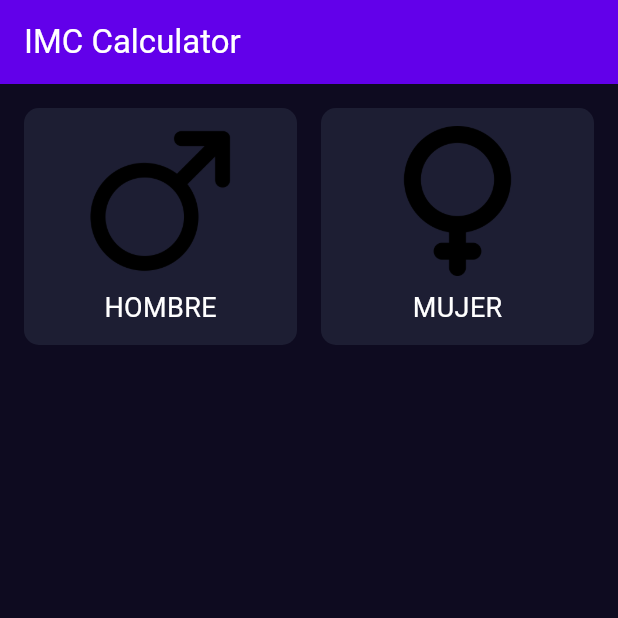
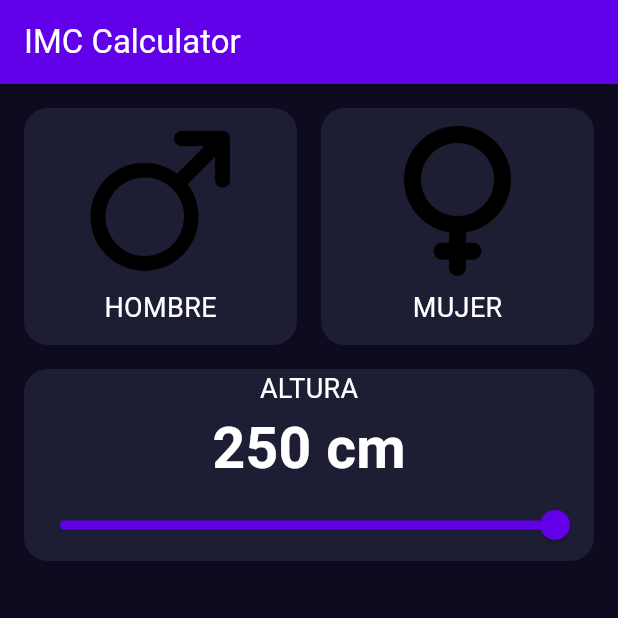
Before and after one commit to Pitcher755/imc_calculator, a Flutter app: the screen it shows after launch, on a phone screen of 412 x 824 dp, the top half of it. Run offline on Flutter 3.47's test engine with Material 3 defaults, Android fonts, the phone set to English and light mode, and no system bars.

Commit message:
Creado widget de altura con slider

```diff
--- a/lib/components/gender_selector.dart
+++ b/lib/components/gender_selector.dart
@@ -28,7 +28,7 @@ class _GenderSelectorState extends State<GenderSelector> {
               padding: const EdgeInsets.only(
                 left: 16,
                 top: 16,
-                bottom: 16,
+                bottom: 8,
                 right: 8,
               ),
               child: Container(
@@ -37,7 +37,7 @@ class _GenderSelectorState extends State<GenderSelector> {
                       selectedGender == "Hombre"
                           ? AppColors.backgroundComponentSelected
                           : AppColors.backgroundComponent,
-                  borderRadius: BorderRadius.circular(10),
+                  borderRadius: BorderRadius.circular(16),
                 ),
                 child: Padding(
                   padding: const EdgeInsets.all(12.0),
@@ -65,7 +65,7 @@ class _GenderSelectorState extends State<GenderSelector> {
               padding: const EdgeInsets.only(
                 left: 8,
                 top: 16,
-                bottom: 16,
+                bottom: 8,
                 right: 16,
               ),
               child: Container(
@@ -74,7 +74,7 @@ class _GenderSelectorState extends State<GenderSelector> {
                       selectedGender == "Mujer"
                           ? AppColors.backgroundComponentSelected
                           : AppColors.backgroundComponent,
-                  borderRadius: BorderRadius.circular(10),
+                  borderRadius: BorderRadius.circular(16),
                 ),
                 child: Padding(
                   padding: const EdgeInsets.all(12.0),
--- a/lib/components/height_selector.dart
+++ b/lib/components/height_selector.dart
@@ -1,15 +1,53 @@
 import 'package:flutter/material.dart';
+import 'package:imc_calculator/core/app_colors.dart';
+import 'package:imc_calculator/core/text_styles.dart';
 
-class MyWidget extends StatefulWidget {
-  const MyWidget({super.key});
+class HeightSelector extends StatefulWidget {
+  const HeightSelector({super.key});
 
   @override
-  State<MyWidget> createState() => _MyWidgetState();
+  State<HeightSelector> createState() => _HeightSelectorState();
 }
 
-class _MyWidgetState extends State<MyWidget> {
+class _HeightSelectorState extends State<HeightSelector> {
+  double height = 250;
+
   @override
   Widget build(BuildContext context) {
-    return const Placeholder();
+    return Padding(
+      padding: const EdgeInsets.only(top: 8, bottom: 8, right: 16, left: 16),
+      child: Container(
+        decoration: BoxDecoration(
+          color: AppColors.backgroundComponent,
+          borderRadius: BorderRadius.circular(16),
+        ),
+        child: Column(
+          children: [
+            Text("ALTURA", style: TextStyles.bodyText),
+            Text(
+              "${height.toStringAsFixed(0)} cm",
+              style: TextStyle(
+                color: Colors.white,
+                fontSize: 38,
+                fontWeight: FontWeight.bold,
+              ),
+            ),
+            Slider(
+              value: height,
+              onChanged: (value) {
+                setState(() {
+                  height = value;
+                });
+              },
+              min: 120,
+              max: 250,
+              divisions: 130,
+              label: "${height.toStringAsFixed(0)} cm",
+              activeColor: AppColors.primary,
+            ),
+          ],
+        ),
+      ),
+    );
   }
 }
--- a/lib/screens/imc_home_screen.dart
+++ b/lib/screens/imc_home_screen.dart
@@ -1,5 +1,6 @@
 import 'package:flutter/material.dart';
 import 'package:imc_calculator/components/gender_selector.dart';
+import 'package:imc_calculator/components/height_selector.dart';
 
 class ImcHomeScreen extends StatefulWidget {
   const ImcHomeScreen({super.key});
@@ -14,6 +15,7 @@ class _ImcHomeScreenState extends State<ImcHomeScreen> {
     return Column(
       children: [
         GenderSelector(),
+        HeightSelector(),
       ],
     );
   }
```
